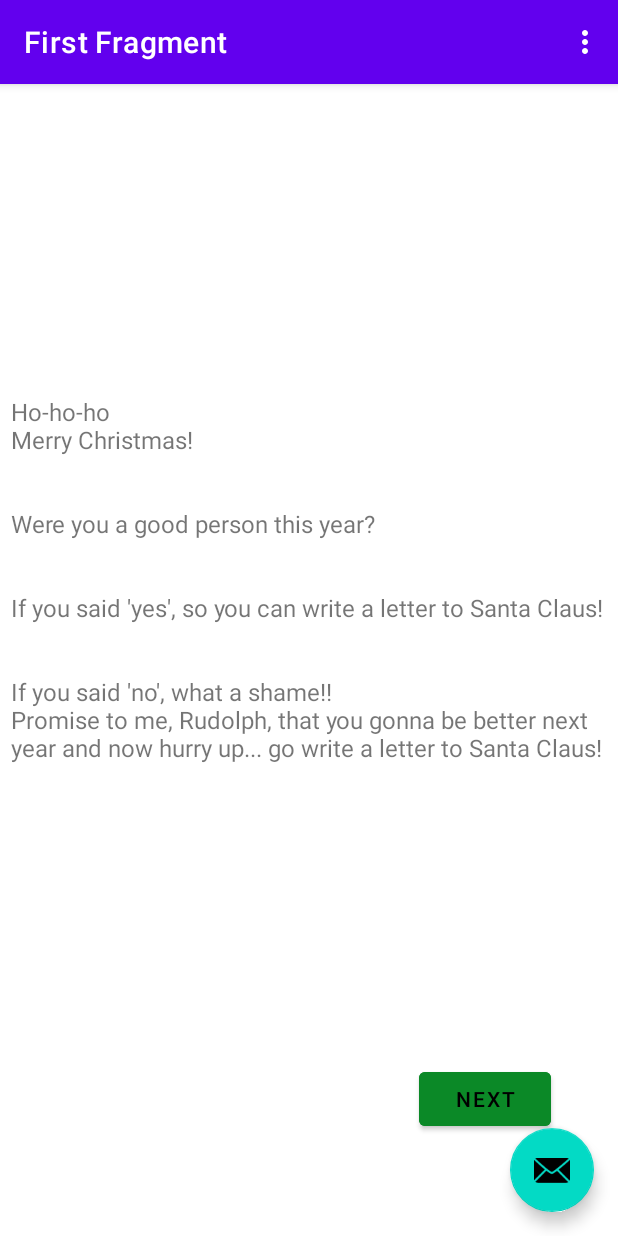
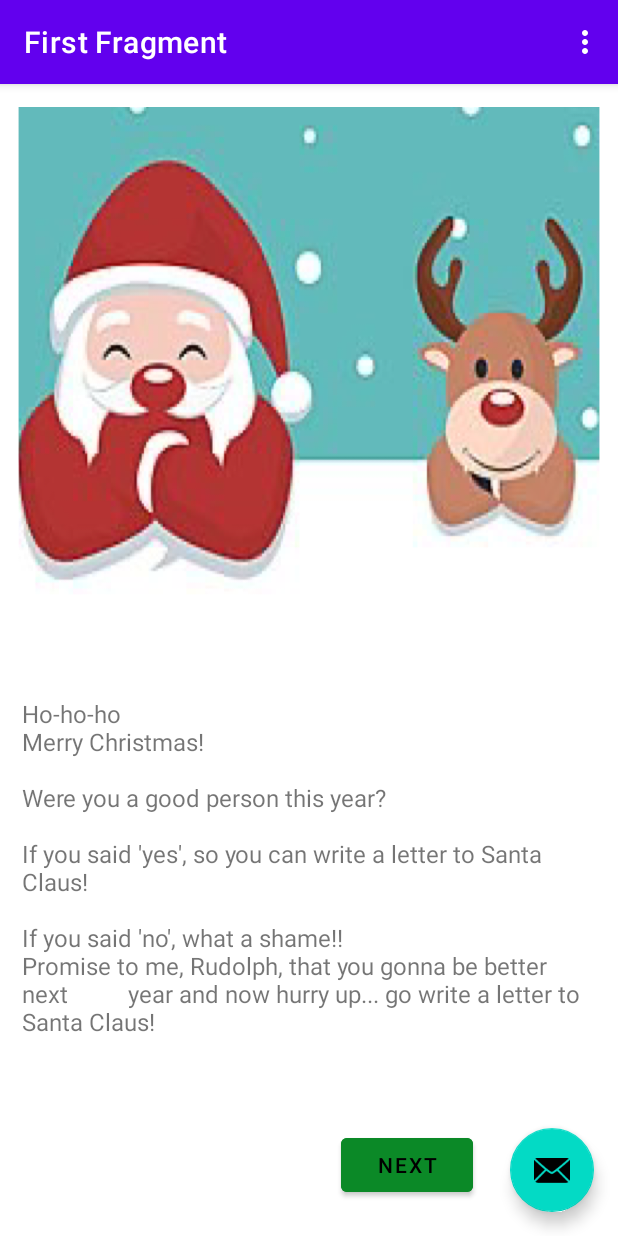
Before and after one commit to AkaciaPark/xmas-letter, an Android app: the screen it shows after launch (MainActivity), on a phone screen of 412 x 824 dp. Run offline under Robolectric (Android 15) with nearby library versions, the phone set to English and light mode, and no system bars; our stand-ins replace navigation-ui.

Commit message:
added background image on first fragment

```diff
--- a/app/src/main/java/com/example/xmasletter/MainActivity.kt
+++ b/app/src/main/java/com/example/xmasletter/MainActivity.kt
@@ -23,13 +23,12 @@ class MainActivity : AppCompatActivity() {
 
         binding = ActivityMainBinding.inflate(layoutInflater)
         setContentView(binding.root)
+        setSupportActionBar(binding.toolbar)
 
-        setSupportActionBar(binding.toolbar)
 
         val navController = findNavController(R.id.nav_host_fragment_content_main)
         appBarConfiguration = AppBarConfiguration(navController.graph)
         setupActionBarWithNavController(navController, appBarConfiguration)
-
         binding.fab.setOnClickListener { view ->
             Snackbar.make(view, "Replace with your own action", Snackbar.LENGTH_LONG)
                 .setAction("Action", null).show()
--- a/app/src/main/res/layout/fragment_first.xml
+++ b/app/src/main/res/layout/fragment_first.xml
@@ -7,34 +7,37 @@
     android:fillViewport="true"
     android:padding="7dp"
     tools:context=".FirstFragment"
-
+    android:background="@drawable/santa3"
     >
 
     <TextView
         android:id="@+id/textview_first"
         android:layout_width="wrap_content"
         android:layout_height="wrap_content"
-        android:text="Ho-ho-ho \nMerry Christmas!\n\n\nWere you a good person this year?
-        \n\n\nIf you said 'yes', so you can write a letter to Santa Claus!
-        \n\n\nIf you said 'no', what a shame!!\nPromise to me, Rudolph, that you gonna be better next
+        android:paddingLeft="7dp"
+        android:text="Ho-ho-ho \nMerry Christmas!\n\nWere you a good person this year?
+        \n\nIf you said 'yes', so you can write a letter to Santa Claus!
+        \n\nIf you said 'no', what a shame!!\nPromise to me, Rudolph, that you gonna be better next
          year and now hurry up... go write a letter to Santa Claus!"
         android:textSize="16dp"
         app:layout_constraintBottom_toTopOf="@id/button_first"
         app:layout_constraintEnd_toEndOf="parent"
+        app:layout_constraintHorizontal_bias="0.461"
         app:layout_constraintStart_toStartOf="parent"
-        app:layout_constraintTop_toTopOf="parent" />
+        app:layout_constraintTop_toTopOf="parent"
+        app:layout_constraintVertical_bias="0.869" />
 
     <Button
         android:id="@+id/button_first"
         android:layout_width="wrap_content"
         android:layout_height="wrap_content"
-        android:layout_marginBottom="60dp"
+        android:layout_marginBottom="16dp"
         android:backgroundTint="#0B8927"
         android:text="Next"
         android:textColor="#000000"
         app:layout_constraintBottom_toBottomOf="parent"
         app:layout_constraintEnd_toEndOf="parent"
-        app:layout_constraintHorizontal_bias="0.879"
+        app:layout_constraintHorizontal_bias="0.712"
         app:layout_constraintStart_toStartOf="parent" />
 
 </androidx.constraintlayout.widget.ConstraintLayout>
```
Also changed, not shown: app/src/main/res/drawable-nodpi/background4.png (added), app/src/main/res/drawable-nodpi/background5m.jpeg (deleted), app/src/main/res/drawable-nodpi/background7.jpeg (added), app/src/main/res/drawable-nodpi/santa3.png (added).
